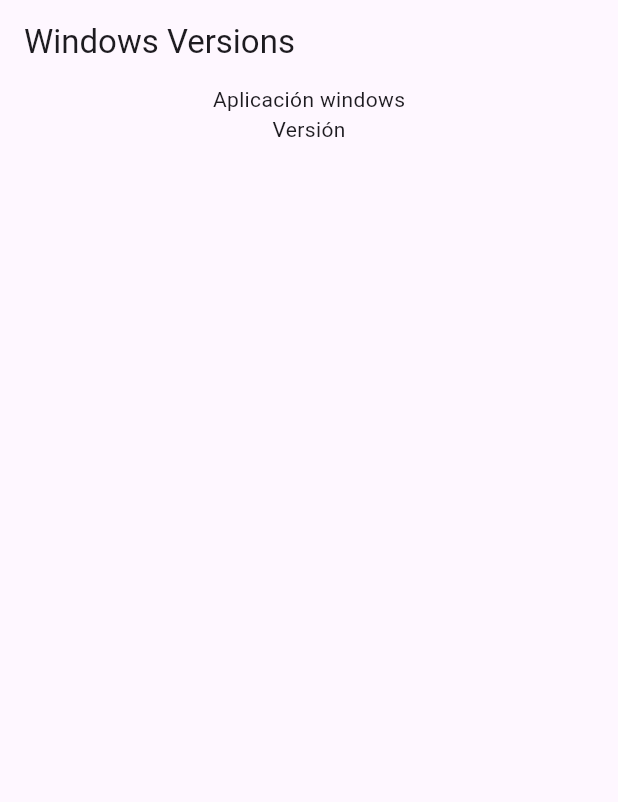
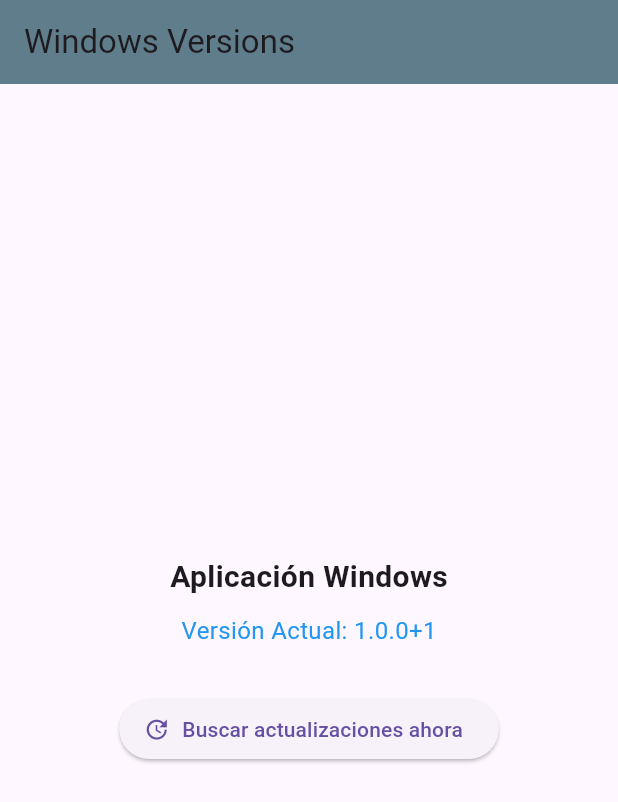
Before and after one commit to amautta19/flutter_windows_version, a Flutter app: the screen it shows after launch, on a phone screen of 412 x 824 dp. Shown: the top 802 px of the screen. Run offline on Flutter 3.47's test engine with Material 3 defaults, Android fonts, the phone set to English and light mode, and no system bars; our stand-ins replace package_info_plus; missing offline and left inert: auto_updater.

Commit message:
Se agregadiseño

```diff
--- a/lib/main.dart
+++ b/lib/main.dart
@@ -1,11 +1,43 @@
 import 'package:flutter/material.dart';
+import 'package:auto_updater/auto_updater.dart';
+import 'package:package_info_plus/package_info_plus.dart';
 
-void main(){
-  runApp(MyApp());
+void main() async {
+  // 1. Siempre inicializar antes que nada
+  WidgetsFlutterBinding.ensureInitialized();
+
+  // 2. Configurar el Auto Updater
+  String feedURL = 'https://raw.githubusercontent.com/amautta19/flutter_application_1/master/appcast.xml';
+  await autoUpdater.setFeedURL(feedURL);
+  await autoUpdater.setScheduledCheckInterval(0); // 0 para que revise siempre al abrir (ideal para pruebas)
+  await autoUpdater.checkForUpdates();
+
+  runApp(const MyApp());
 }
 
-class MyApp extends StatelessWidget {
+class MyApp extends StatefulWidget {
   const MyApp({super.key});
+
+  @override
+  State<MyApp> createState() => _MyAppState();
+}
+
+class _MyAppState extends State<MyApp> {
+  String _version = "Cargando...";
+
+  @override
+  void initState() {
+    super.initState();
+    _obtenerVersion(); // Obtenemos la versión real del sistema al iniciar
+  }
+
+  // Esta función lee el número del pubspec.yaml grabado en el .exe
+  void _obtenerVersion() async {
+    PackageInfo packageInfo = await PackageInfo.fromPlatform();
+    setState(() {
+      _version = "${packageInfo.version}+${packageInfo.buildNumber}";
+    });
+  }
 
   @override
   Widget build(BuildContext context) {
@@ -13,13 +45,28 @@
       debugShowCheckedModeBanner: false,
       home: Scaffold(
         appBar: AppBar(
-          title: Text('Windows Versions'),
+          title: const Text('Windows Versions'),
+          backgroundColor: Colors.blueGrey,
         ),
         body: Center(
           child: Column(
+            mainAxisAlignment: MainAxisAlignment.center,
             children: [
-              Text('Aplicación windows'),
-              Text('Versión')
+              const Text(
+                'Aplicación Windows',
+                style: TextStyle(fontSize: 20, fontWeight: FontWeight.bold),
+              ),
+              const SizedBox(height: 10),
+              Text(
+                'Versión Actual: $_version',
+                style: const TextStyle(fontSize: 16, color: Colors.blue),
+              ),
+              const SizedBox(height: 30),
+              ElevatedButton.icon(
+                onPressed: () => autoUpdater.checkForUpdates(),
+                icon: const Icon(Icons.update),
+                label: const Text('Buscar actualizaciones ahora'),
+              ),
             ],
           ),
         ),
--- a/pubspec.yaml
+++ b/pubspec.yaml
@@ -35,6 +35,7 @@
   # Use with the CupertinoIcons class for iOS style icons.
   cupertino_icons: ^1.0.8
   auto_updater: ^1.0.0
+  package_info_plus: ^9.0.1
 
 dev_dependencies:
   flutter_test:
```
Also changed, not shown: pubspec.lock, 1 other file.
